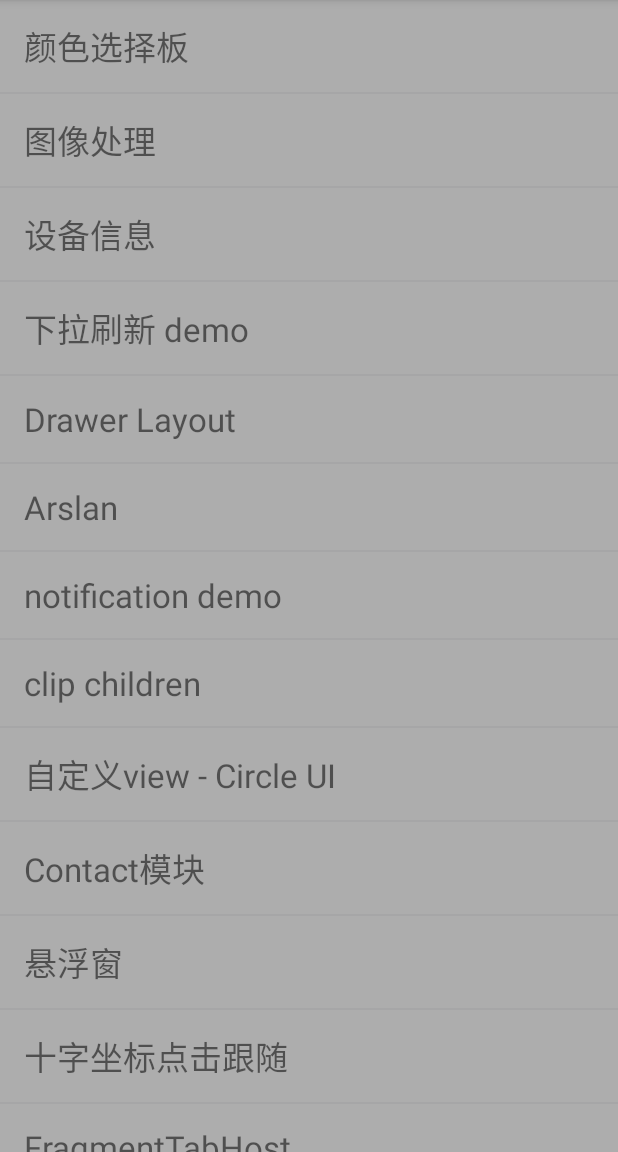
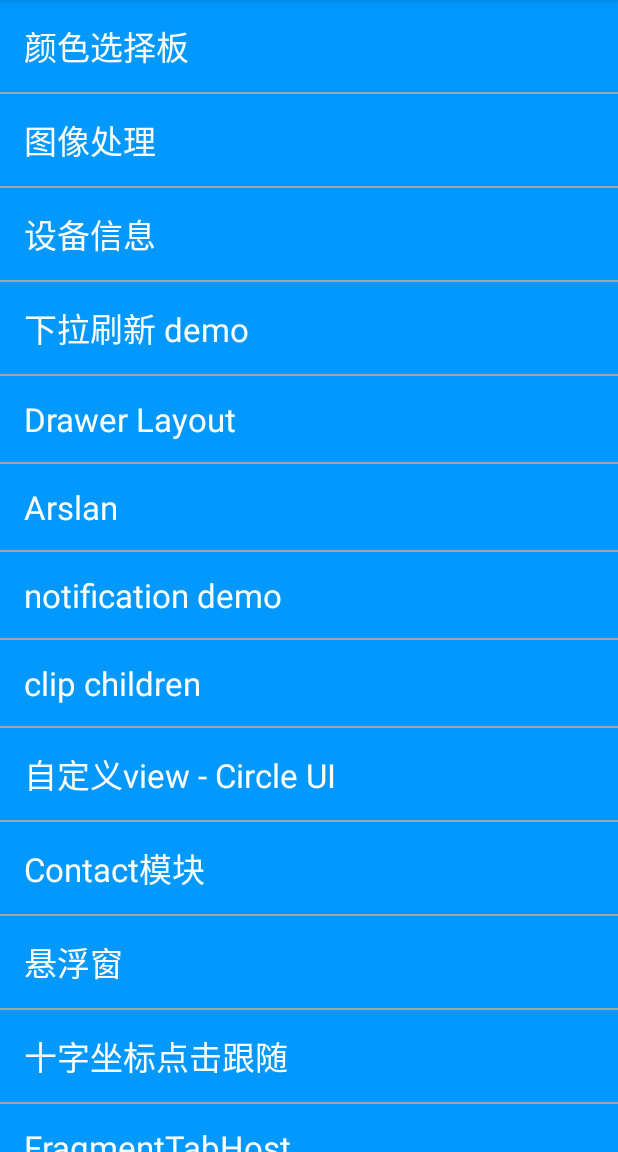
Before and after one commit to RustFisher/aboutView, an Android app: the screen it shows after launch (MainActivity), on a phone screen of 412 x 824 dp, the part 84-1236 px from its top. Run offline under Robolectric (Android 15) with nearby library versions, the phone set to English and light mode, and no system bars; our stand-ins replace CircleImageView.

Commit message:
update color

```diff
--- a/app/src/main/res/layout/page_item_view.xml
+++ b/app/src/main/res/layout/page_item_view.xml
@@ -2,6 +2,7 @@
 <LinearLayout xmlns:android="http://schemas.android.com/apk/res/android"
     android:layout_width="match_parent"
     android:layout_height="wrap_content"
+    android:background="#0199ff"
     android:orientation="vertical">
 
     <TextView
@@ -11,6 +12,7 @@
         android:layout_marginBottom="14dp"
         android:layout_marginStart="16dp"
         android:layout_marginTop="14dp"
+        android:textColor="@color/colorWhite"
         android:textSize="22sp" />
 
 </LinearLayout>
```
